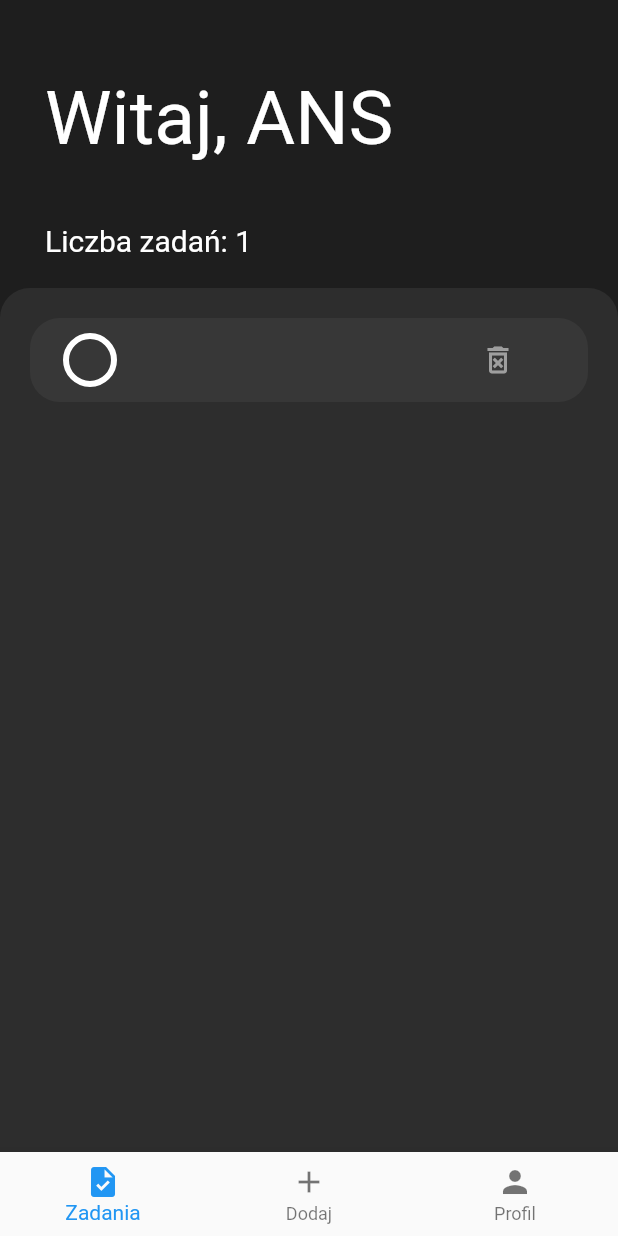
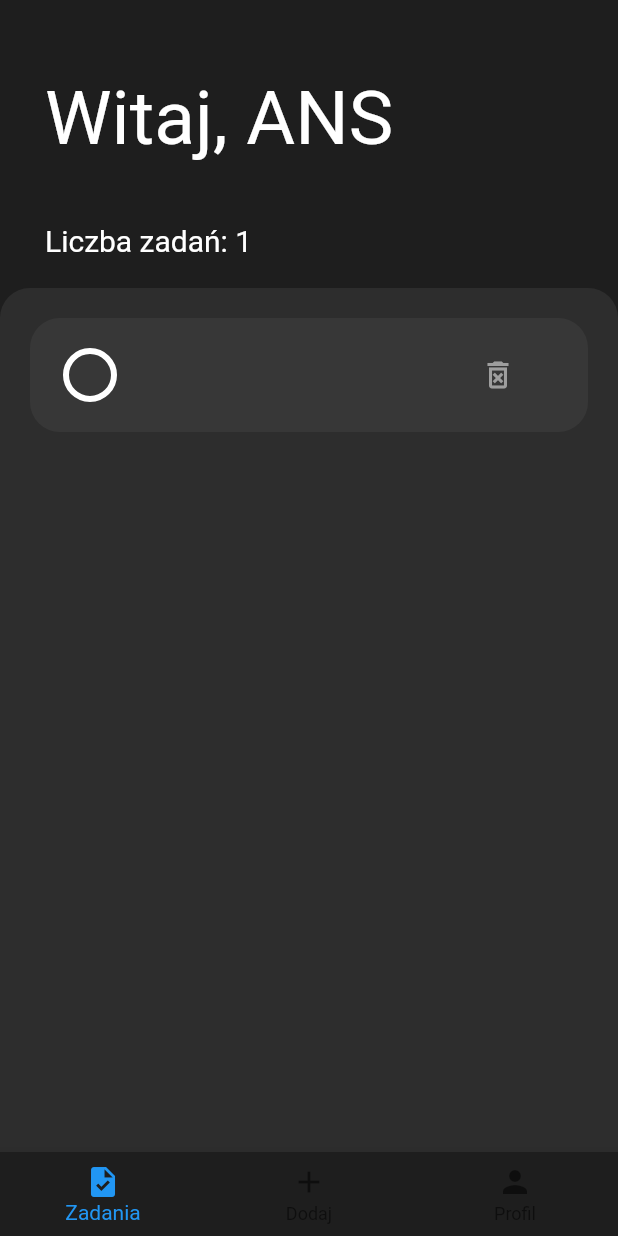
Before and after one commit to ZYZIUS/your_bussines_new, a Flutter app: the screen it shows after launch, item 2 of the bottom bar chosen, after a tap on "Dodaj", on a phone screen of 412 x 824 dp. Run offline on Flutter 3.47's test engine with Material 2 defaults, Android fonts, the phone set to English and light mode, and no system bars.

Commit message:
Dodanie menu - poprawione

```diff
--- a/lib/screens/tasks_screen.dart
+++ b/lib/screens/tasks_screen.dart
@@ -33,8 +33,23 @@ class _TasksScreenState extends State<TasksScreen> {
   @override
   Widget build(BuildContext context) {
     return Scaffold(
-      bottomNavigationBar: BottomNavigationBar(
-        items: const <BottomNavigationBarItem>[
+      bottomNavigationBar: new Theme(
+        data: Theme.of(context).copyWith(
+            // sets the background color of the `BottomNavigationBar`
+            canvasColor: Color.fromARGB(255, 30, 30, 30),
+            // sets the active color of the `BottomNavigationBar` if `Brightness` is light
+            primaryColor: Colors.white,
+            textTheme: Theme.of(context).textTheme.copyWith(
+                caption: new TextStyle(
+                    color: Colors
+                        .yellow))), // sets the inactive color of the `BottomNavigationBar`
+        child: new BottomNavigationBar(
+          type: BottomNavigationBarType.fixed,
+          currentIndex: 0,
+          onTap: (int index) {
+            _onItemTapped(index, context);
+          },
+          items: [
             BottomNavigationBarItem(
               icon: Icon(Icons.task),
               label: 'Zadania',
@@ -48,9 +63,7 @@ class _TasksScreenState extends State<TasksScreen> {
               label: 'Profil',
             ),
           ],
-        onTap: (int index) {
-          _onItemTapped(index, context);
-        }, //New
+        ),
       ),
       backgroundColor: Color.fromARGB(255, 30, 30, 30),
       body: Column(
--- a/lib/widgets/task_tile.dart
+++ b/lib/widgets/task_tile.dart
@@ -22,6 +22,7 @@ class TaskTile extends StatelessWidget {
   @override
   Widget build(BuildContext context) {
     return Container(
+        padding: EdgeInsets.only(top: 10, bottom: 10),
         margin: EdgeInsets.only(top: 20),
         decoration: BoxDecoration(
           color: Color.fromARGB(255, 55, 55, 55),
```
Lines whose indentation alone changed are shown as unchanged.
